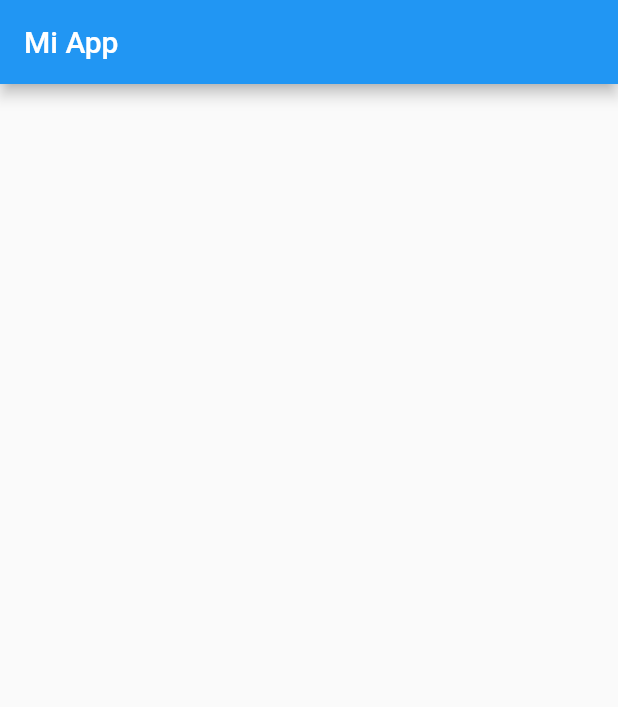
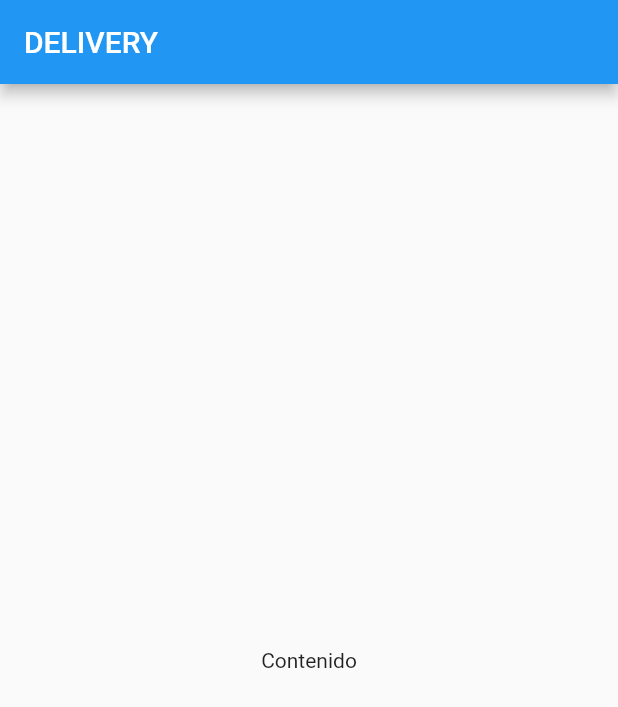
Before and after one commit to Arremal/FLUTTER_DELIVERY_MOV, a Flutter app: the screen it shows after launch, on a phone screen of 412 x 824 dp. Shown: the top 707 px of the screen. Run offline on Flutter 3.47's test engine with Material 2 defaults, Android fonts, the phone set to English and light mode, and no system bars.

Commit message:
first commit josep

```diff
--- a/lib/main.dart
+++ b/lib/main.dart
@@ -8,7 +8,7 @@ class MyApp extends StatelessWidget {
   @override
   Widget build(BuildContext context) {
     return MaterialApp(
-      title: 'Flutter Demo',
+      title: 'Flutt',
       theme: ThemeData(
         primarySwatch: Colors.blue,
         visualDensity: VisualDensity.adaptivePlatformDensity,
@@ -28,10 +28,10 @@ class _InicioState extends State<Inicio> {
   Widget build(BuildContext context) {
     return Scaffold(
       appBar: AppBar(
-        title: Text("Mi App"),
+        title: Text("DELIVERY"),
       ),
       body: Center(
-
+        child: Text('Contenido'),
       ),
     );
   }
```
